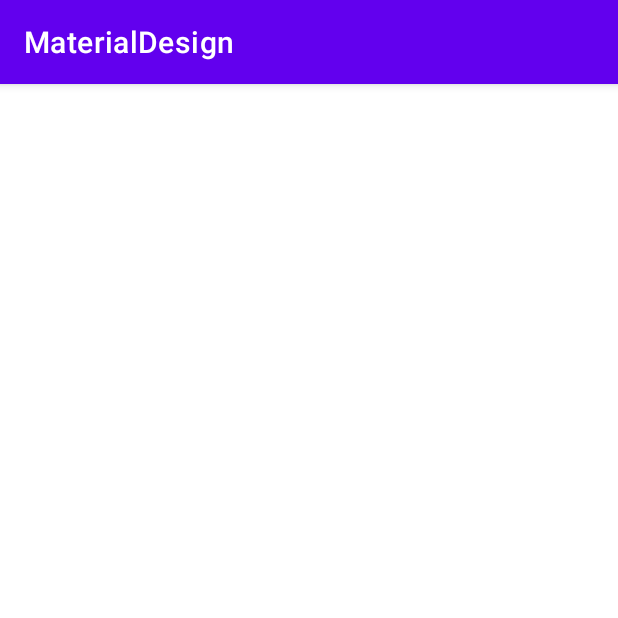
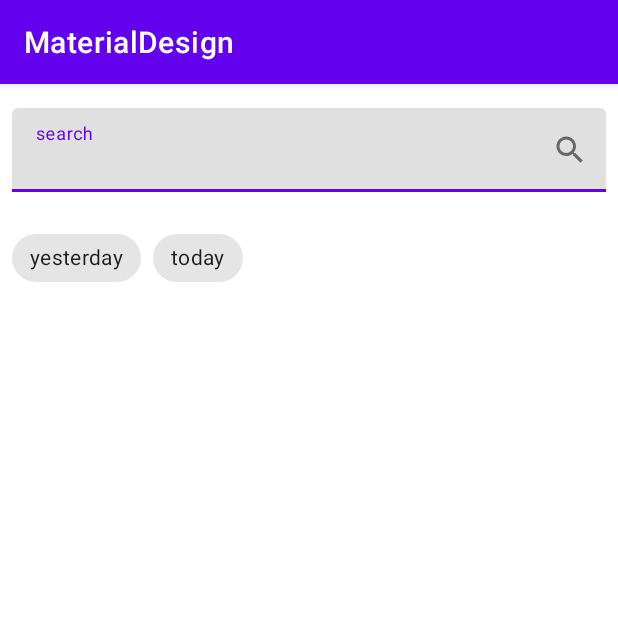
Before and after one commit to IiuliiaP/MaterialDesign, an Android app: the screen it shows after launch (MainActivity), on a phone screen of 412 x 824 dp, the top half of it. Run offline under Robolectric (Android 15) with nearby library versions, the phone set to English and light mode, and no system bars; pictures from the network do not load.

Commit message:
добавлен поиск в википедии

```diff
--- a/app/src/main/java/com/example/materialdesign/model/PictureOfTheDayAPI.kt
+++ b/app/src/main/java/com/example/materialdesign/model/PictureOfTheDayAPI.kt
@@ -7,4 +7,6 @@ import retrofit2.http.Query
 interface PictureOfTheDayAPI {
     @GET("planetary/apod")
     fun getPictureOfTheDay(@Query ("api_key") apiKey: String): Call<PictureOfTheDayData>
+    @GET("planetary/apod")
+    fun getPictureOfTheDayByDate(@Query("api_key") apiKey:String,@Query("date") date:String):Call<PictureOfTheDayData>
 }
--- a/app/src/main/java/com/example/materialdesign/model/RepositoryImpl.kt
+++ b/app/src/main/java/com/example/materialdesign/model/RepositoryImpl.kt
@@ -1,6 +1,7 @@
 package com.example.materialdesign.model
 
-import com.example.materialdesign.BASE_URL
+
+import com.example.materialdesign.utils.BASE_URL
 import com.google.gson.GsonBuilder
 import retrofit2.Retrofit
 import retrofit2.converter.gson.GsonConverterFactory
@@ -19,6 +20,4 @@ class RepositoryImpl: Repository {
             .build()
     }
 
-
-
 }
--- /dev/null
+++ b/app/src/main/java/com/example/materialdesign/utils/MyImageView.kt
@@ -0,0 +1,12 @@
+package com.example.materialdesign.utils
+
+import android.content.Context
+import android.util.AttributeSet
+import androidx.appcompat.widget.AppCompatImageView
+
+class MyImageView @JvmOverloads constructor(context: Context, attributeSet: AttributeSet?=null, defStyle: Int = 0)
+    : AppCompatImageView(context, attributeSet, defStyle) {
+    override fun onMeasure(widthMeasureSpec: Int, heightMeasureSpec: Int) {
+        super.onMeasure(widthMeasureSpec, widthMeasureSpec)
+    }
+}
--- a/app/src/main/java/com/example/materialdesign/Utils.kt
+++ b/app/src/main/java/com/example/materialdesign/utils/Utils.kt
@@ -1,4 +1,4 @@
-package com.example.materialdesign
+package com.example.materialdesign.utils
 
 class Utils {
 }
--- a/app/src/main/java/com/example/materialdesign/view/PictureOfTheDayFragment.kt
+++ b/app/src/main/java/com/example/materialdesign/view/PictureOfTheDayFragment.kt
@@ -1,10 +1,13 @@
 package com.example.materialdesign.view
 
+import android.content.Intent
+import android.net.Uri
 import android.os.Bundle
 import androidx.fragment.app.Fragment
 import android.view.LayoutInflater
 import android.view.View
 import android.view.ViewGroup
+import android.widget.Toast
 import androidx.lifecycle.ViewModelProvider
 import coil.load
 import com.example.materialdesign.R
@@ -39,14 +42,28 @@ class PictureOfTheDayFragment : Fragment() {
             renderData(appState)
         }
         viewModel.sendRequest()
+
+        binding.chipToday.setOnCloseIconClickListener{
+            Toast.makeText(requireContext(), "Today", Toast.LENGTH_SHORT).show()
+        }
+        binding.chipYesterday.setOnClickListener {
+            Toast.makeText(requireContext(), "Yesterday", Toast.LENGTH_SHORT).show()
+        }
+        binding.wikiInput.setEndIconOnClickListener {
+            startActivity(Intent(Intent.ACTION_VIEW).apply {
+                data = Uri.parse("https://en.wikipedia.org/wiki/${binding.inputLine.text.toString()}")
+            })
+        }
     }
 
     private fun renderData(appState: AppState){
         when(appState){
             is AppState.Error -> {
-                TODO()
+
             }
-            AppState.Loading -> {}
+            AppState.Loading -> {
+
+            }
             is AppState.Success -> {
                 binding.imageView.load(appState.pictureOfTheDayResponseData.url)
             }
--- a/app/src/main/java/com/example/materialdesign/viewmodel/PictureOfTheDayViewModel.kt
+++ b/app/src/main/java/com/example/materialdesign/viewmodel/PictureOfTheDayViewModel.kt
@@ -3,6 +3,7 @@ package com.example.materialdesign.viewmodel
 import androidx.lifecycle.MutableLiveData
 import androidx.lifecycle.ViewModel
 import com.example.materialdesign.BuildConfig
+
 
 import com.example.materialdesign.model.PictureOfTheDayData
 import com.example.materialdesign.model.RepositoryImpl
--- /dev/null
+++ b/app/src/main/res/drawable/ic_search.xml
@@ -0,0 +1,5 @@
+<vector android:height="24dp" android:tint="#7F7575"
+    android:viewportHeight="24" android:viewportWidth="24"
+    android:width="24dp" xmlns:android="http://schemas.android.com/apk/res/android">
+    <path android:fillColor="@android:color/white" android:pathData="M15.5,14h-0.79l-0.28,-0.27C15.41,12.59 16,11.11 16,9.5 16,5.91 13.09,3 9.5,3S3,5.91 3,9.5 5.91,16 9.5,16c1.61,0 3.09,-0.59 4.23,-1.57l0.27,0.28v0.79l5,4.99L20.49,19l-4.99,-5zM9.5,14C7.01,14 5,11.99 5,9.5S7.01,5 9.5,5 14,7.01 14,9.5 11.99,14 9.5,14z"/>
+</vector>
--- a/app/src/main/res/layout/fragment_picture_of_the_day.xml
+++ b/app/src/main/res/layout/fragment_picture_of_the_day.xml
@@ -6,11 +6,58 @@
     xmlns:app="http://schemas.android.com/apk/res-auto"
     tools:context=".view.PictureOfTheDayFragment">
 
+ <com.google.android.material.textfield.TextInputLayout
+     android:id="@+id/wiki_input"
+     android:layout_width="match_parent"
+     android:layout_height="wrap_content"
+     android:layout_marginTop="8dp"
+     android:padding="@dimen/padding"
+     app:endIconMode="custom"
+     android:hint="@string/search"
+     app:endIconDrawable="@drawable/ic_search"
+     app:layout_constraintStart_toStartOf="parent"
+     app:layout_constraintTop_toTopOf="parent">
+  <com.google.android.material.textfield.TextInputEditText
+      android:id="@+id/input_line"
+      android:layout_width="match_parent"
+      android:layout_height="wrap_content"
+      />
+ </com.google.android.material.textfield.TextInputLayout>
+
+
+ <com.google.android.material.chip.ChipGroup
+     android:id="@+id/chip_group"
+     android:layout_width="match_parent"
+     android:layout_height="wrap_content"
+     android:layout_marginTop="4dp"
+     android:padding="@dimen/padding"
+     app:layout_constraintEnd_toEndOf="parent"
+     app:layout_constraintHorizontal_bias="1.0"
+     app:layout_constraintStart_toStartOf="parent"
+     app:layout_constraintTop_toBottomOf="@id/wiki_input"
+     app:singleSelection="true">
+
+  <com.google.android.material.chip.Chip
+      android:id="@+id/chip_yesterday"
+      android:layout_width="wrap_content"
+      android:layout_height="@dimen/components_height"
+      android:text="@string/yesterday" />
+
+  <com.google.android.material.chip.Chip
+      android:id="@+id/chip_today"
+      android:layout_width="wrap_content"
+      android:layout_height="@dimen/components_height"
+      android:text="@string/today" />
+ </com.google.android.material.chip.ChipGroup>
+
  <ImageView
      android:id="@+id/image_view"
      android:layout_width="wrap_content"
      android:layout_height="wrap_content"
+     android:layout_margin="12dp"
+     android:contentDescription=" "
+     app:layout_constraintEnd_toEndOf="parent"
      app:layout_constraintStart_toStartOf="parent"
-     app:layout_constraintTop_toTopOf="parent"/>
+     app:layout_constraintTop_toBottomOf="@id/chip_group"/>
 
 </androidx.constraintlayout.widget.ConstraintLayout>
--- /dev/null
+++ b/app/src/main/res/values/dimens.xml
@@ -0,0 +1,5 @@
+<?xml version="1.0" encoding="utf-8"?>
+<resources>
+    <dimen name="components_height">48dp</dimen>
+    <dimen name="padding">8dp</dimen>
+</resources>
--- a/app/src/main/res/values/strings.xml
+++ b/app/src/main/res/values/strings.xml
@@ -2,4 +2,7 @@
     <string name="app_name">MaterialDesign</string>
     <!-- TODO: Remove or change this placeholder text -->
     <string name="hello_blank_fragment">Hello blank fragment</string>
+    <string name="yesterday">yesterday</string>
+    <string name="today">today</string>
+    <string name="search">search</string>
 </resources>
--- a/app/src/main/res/values/themes.xml
+++ b/app/src/main/res/values/themes.xml
@@ -12,5 +12,8 @@
         <!-- Status bar color. -->
         <item name="android:statusBarColor">?attr/colorPrimaryVariant</item>
         <!-- Customize your theme here. -->
+
+
     </style>
+
 </resources>
```
